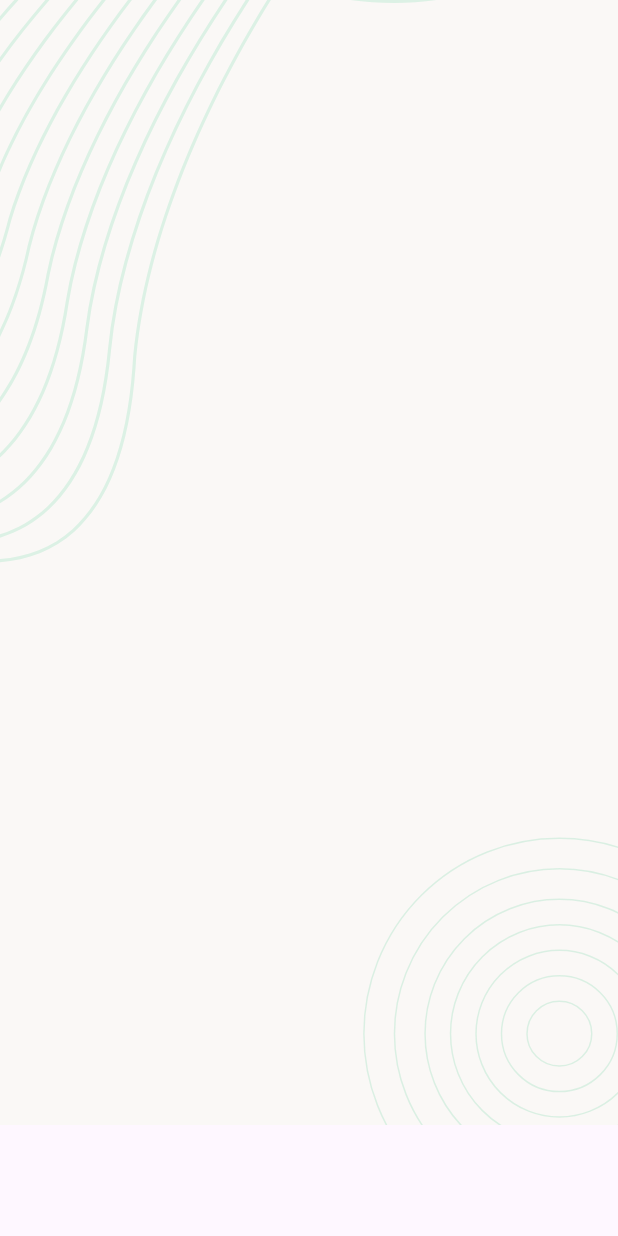
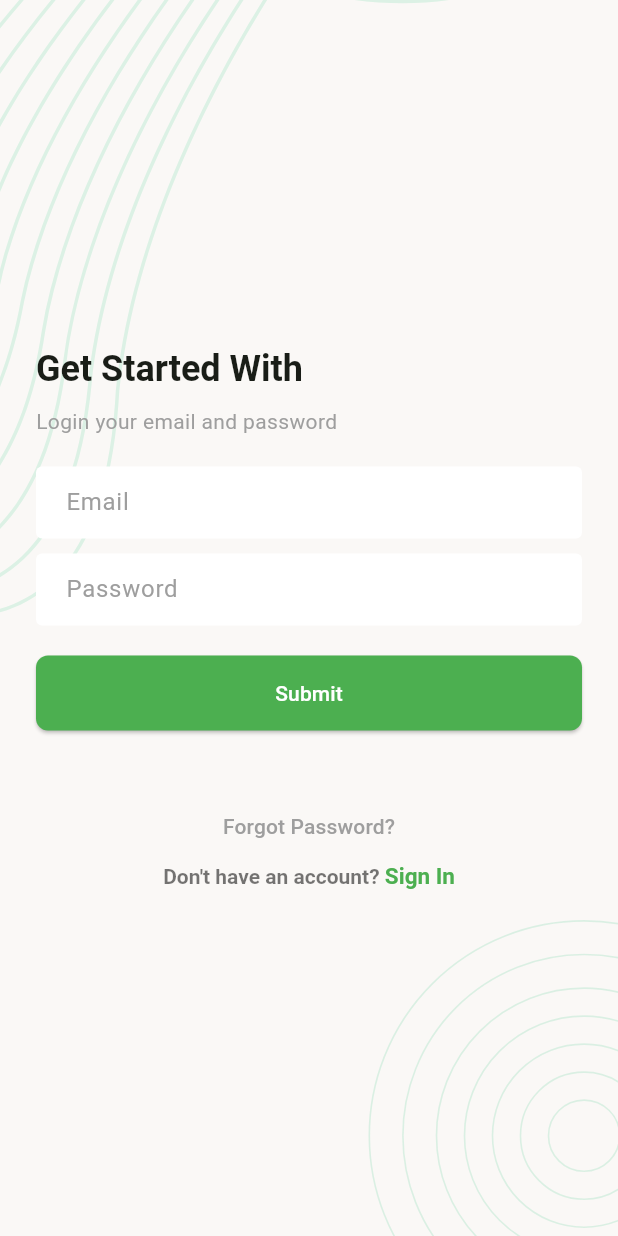
Before and after one commit to mehedyhasanmiraz/new_task, a Flutter app: the screen it shows after launch, on a phone screen of 412 x 824 dp. Run offline on Flutter 3.47's test engine with Material 3 defaults, Android fonts, the phone set to English and light mode, and no system bars; our stand-ins replace flutter_svg.

Commit message:
login screen in progress

```diff
--- a/lib/app.dart
+++ b/lib/app.dart
@@ -8,7 +8,35 @@ class TaskManagerApp extends StatelessWidget {
   Widget build(BuildContext context) {
     return MaterialApp(
       debugShowCheckedModeBanner: false,
+      theme: ThemeData(
+        colorSchemeSeed: Colors.green,
+        textTheme: TextTheme(
+          titleLarge: TextStyle(fontSize: 24,fontWeight: FontWeight.w600),
+        ),
+        elevatedButtonTheme: ElevatedButtonThemeData(
+          style: ElevatedButton.styleFrom(
+            shape: RoundedRectangleBorder(borderRadius: BorderRadius.circular(8)),
+            fixedSize: Size.fromWidth(double.maxFinite,),
+            backgroundColor: Colors.green,
+            foregroundColor: Colors.white,
+          ),
+        ),
+        inputDecorationTheme: InputDecorationTheme(
+          fillColor: Colors.white,
+          filled: true,
+          hintStyle: TextStyle(fontWeight: FontWeight.w400, color: Colors.grey),
+          contentPadding: EdgeInsets.symmetric(horizontal: 16),
+          border: _getZeroBorder(),
+          enabledBorder: _getZeroBorder(),
+          errorBorder: _getZeroBorder(),
+
+        ),
+      ),
       home: SplashScreen(),
     );
   }
 }
+
+OutlineInputBorder _getZeroBorder() {
+  return OutlineInputBorder(borderSide: BorderSide.none);
+}
--- /dev/null
+++ b/lib/ui/screens/login_screen.dart
@@ -0,0 +1,86 @@
+import 'package:flutter/gestures.dart';
+import 'package:flutter/material.dart';
+import 'package:flutter_svg/svg.dart';
+import 'package:new_task/ui/widgets/screen_background.dart';
+
+import '../utills/assets_path.dart';
+
+class LoginScreen extends StatefulWidget {
+  const LoginScreen({super.key});
+
+  @override
+  State<LoginScreen> createState() => _LoginScreenState();
+}
+
+class _LoginScreenState extends State<LoginScreen> {
+  @override
+  Widget build(BuildContext context) {
+    return Scaffold(
+      body: ScreenBackground(
+        child: Padding(
+          padding: const EdgeInsets.all(24.0),
+          child: Column(
+            crossAxisAlignment: CrossAxisAlignment.start,
+            mainAxisAlignment: MainAxisAlignment.center,
+            children: [
+              Text("Get Started With", style: TextTheme.of(context).titleLarge),
+              SizedBox(height: 10),
+              Text("Login your email and password",style: TextStyle(color: Colors.grey),),
+              SizedBox(height: 20),
+              TextFormField(decoration: InputDecoration(hintText: "Email")),
+              SizedBox(height: 10),
+              TextFormField(decoration: InputDecoration(hintText: "Password")),
+              SizedBox(height: 20),
+              Container(
+                height: 50,
+                child: ElevatedButton(onPressed: () {}, child: Text("Submit")),
+              ),
+
+              SizedBox(height: 40),
+              Center(
+                child: Column(
+                  children: [
+                    TextButton(
+                      onPressed: onTapForgotPassword,
+                      child: Text(
+                        "Forgot Password?",
+                        style: TextStyle(color: Colors.grey),
+                      ),
+                    ),
+
+
+                    RichText(
+                      text: TextSpan(
+                        children: [
+                          TextSpan(
+                            text: "Don't have an account? ",
+                            style: TextStyle(
+                              fontSize: 14,
+                              fontWeight: FontWeight.w600,
+                              color: Colors.black54,
+                            ),
+                          ),
+                          TextSpan(text: "Sign In",
+                            style: TextStyle(
+                              fontSize: 15,
+                              fontWeight: FontWeight.w600,
+                              color: Colors.green,
+                            ),
+                            recognizer: TapGestureRecognizer()..onTap = _onTapSignInButton,
+                          ),
+                        ],
+                      ),
+                    ),
+                  ],
+                ),
+              )
+            ],
+          ),
+        ),
+      ),
+    );
+  }
+
+  void onTapForgotPassword(){}
+  void _onTapSignInButton(){}
+}
--- a/lib/ui/screens/splash_screen.dart
+++ b/lib/ui/screens/splash_screen.dart
@@ -1,5 +1,8 @@
 import 'package:flutter/material.dart';
 import 'package:flutter_svg/flutter_svg.dart';
+import 'package:new_task/ui/screens/login_screen.dart';
+import 'package:new_task/ui/utills/assets_path.dart';
+import 'package:new_task/ui/widgets/screen_background.dart';
 
 class SplashScreen extends StatefulWidget {
   const SplashScreen({super.key});
@@ -9,10 +12,25 @@ class SplashScreen extends StatefulWidget {
 }
 
 class _SplashScreenState extends State<SplashScreen> {
+
+  @override
+  void initState() {
+   setState(() {
+     _moveToNextPage();
+   });
+    super.initState();
+  }
+
+  Future<void> _moveToNextPage()async{
+    await Future.delayed(const Duration(seconds: 2));
+    Navigator.pushReplacement(context, MaterialPageRoute(builder: (context)=>LoginScreen()));
+  }
+
+
   @override
   Widget build(BuildContext context) {
     return Scaffold(
-      body: SvgPicture.asset("assets/images/background.svg"),
+      body: ScreenBackground(child: Center(child: SvgPicture.asset(AssetsPath.logoSvg)))
     );
   }
 }
--- /dev/null
+++ b/lib/ui/utills/assets_path.dart
@@ -0,0 +1,7 @@
+class AssetsPath{
+  static const String _imagePath = "assets/images";
+
+  static const String backgroundSvg = "$_imagePath/background.svg";
+  static const String logoSvg = "$_imagePath/logo.svg";
+
+}
--- /dev/null
+++ b/lib/ui/widgets/screen_background.dart
@@ -0,0 +1,26 @@
+import 'package:flutter/material.dart';
+import 'package:flutter_svg/svg.dart';
+
+import '../utills/assets_path.dart';
+
+class ScreenBackground extends StatelessWidget {
+
+  final Widget child;
+
+  const ScreenBackground({super.key, required this.child});
+
+  @override
+  Widget build(BuildContext context) {
+    return Scaffold(
+      body: Stack(
+          children: [
+            SvgPicture.asset(
+                width: double.maxFinite,
+                height: double.maxFinite,
+                AssetsPath.backgroundSvg, fit: BoxFit.cover),
+            SafeArea(child: child),
+          ]
+      ),
+    );
+  }
+}
```
